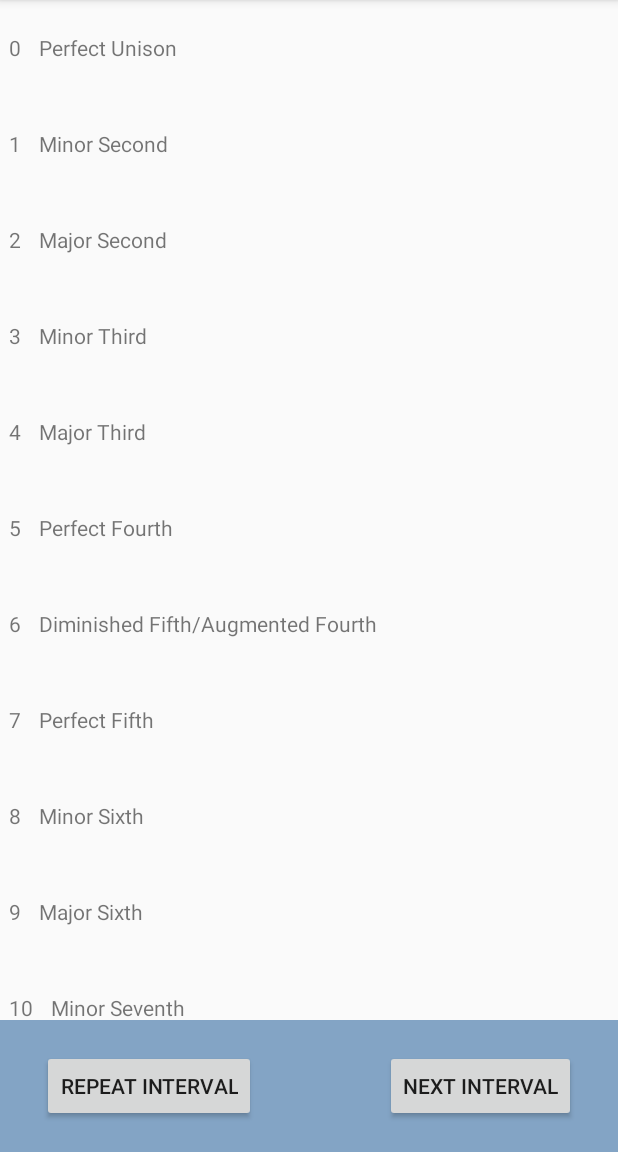
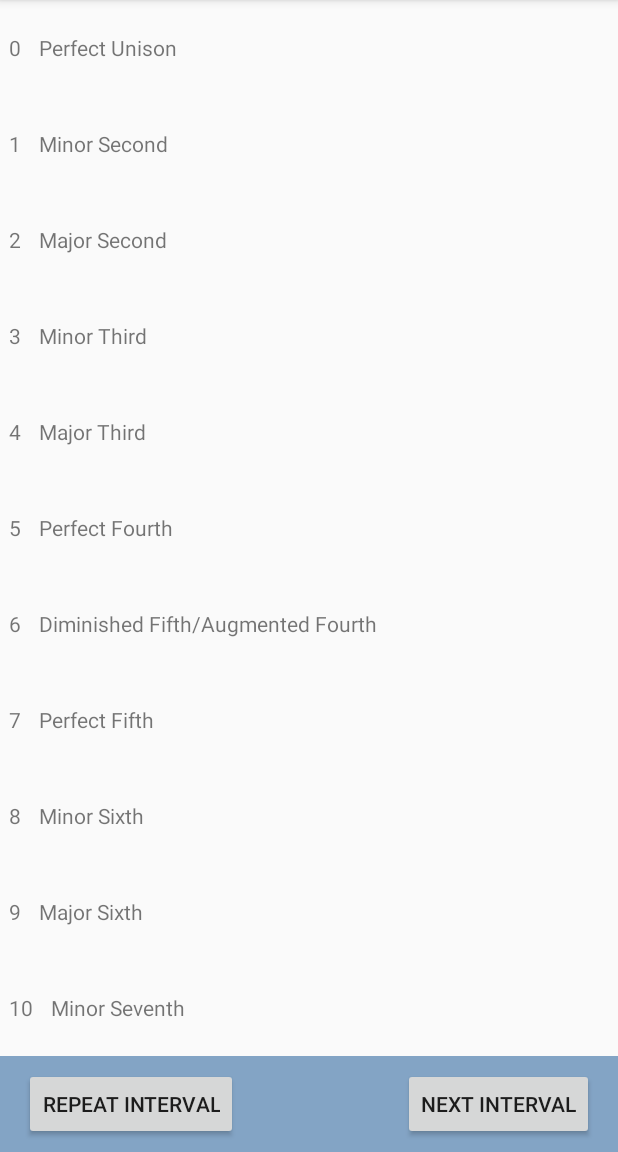
Before and after one commit to lettertea/simple-intervals-of-music, an Android app: the screen it shows after launch (MainActivity), on a phone screen of 412 x 824 dp, the part 84-1236 px from its top. Run offline under Robolectric (Android 15) with nearby library versions, the phone set to English and light mode, and no system bars.

Commit message:
Reduce padding

```diff
--- a/app/src/main/res/layout/activity_main.xml
+++ b/app/src/main/res/layout/activity_main.xml
@@ -25,7 +25,7 @@
         android:layout_alignParentBottom="true"
         android:background="@color/footer"
         android:gravity="center_vertical|center_horizontal"
-        android:padding="20dp"
+        android:padding="8dp"
         android:weightSum="2"
         app:layout_constraintBottom_toBottomOf="parent">
 
@@ -47,6 +47,5 @@
 
     </RelativeLayout>
 
-    />
 
 </android.support.constraint.ConstraintLayout>
```
